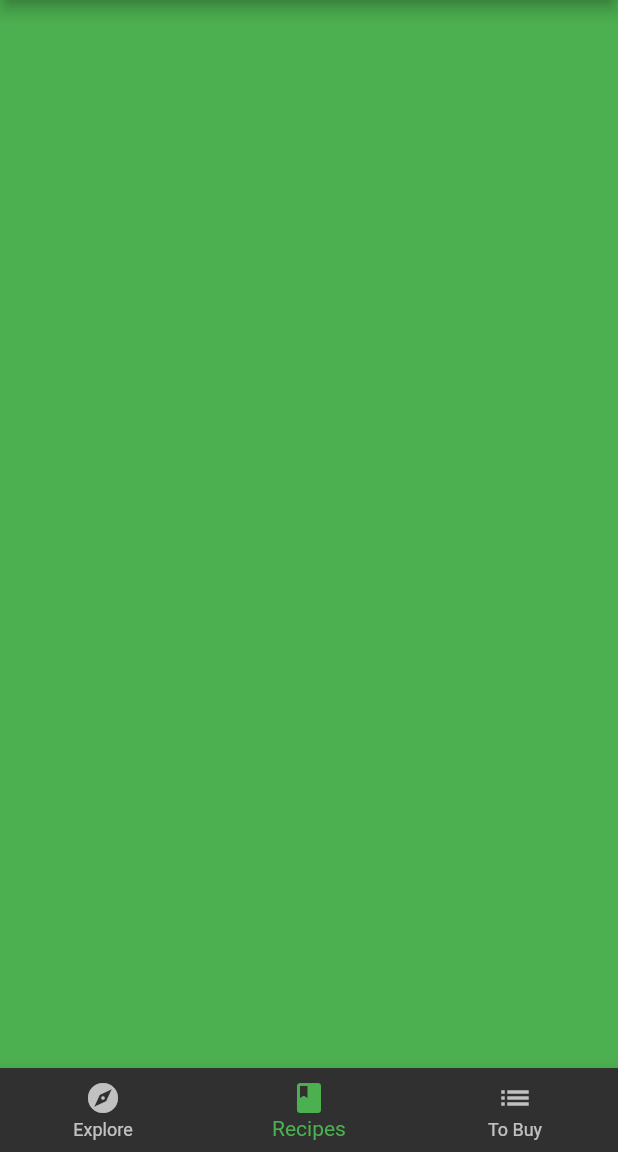
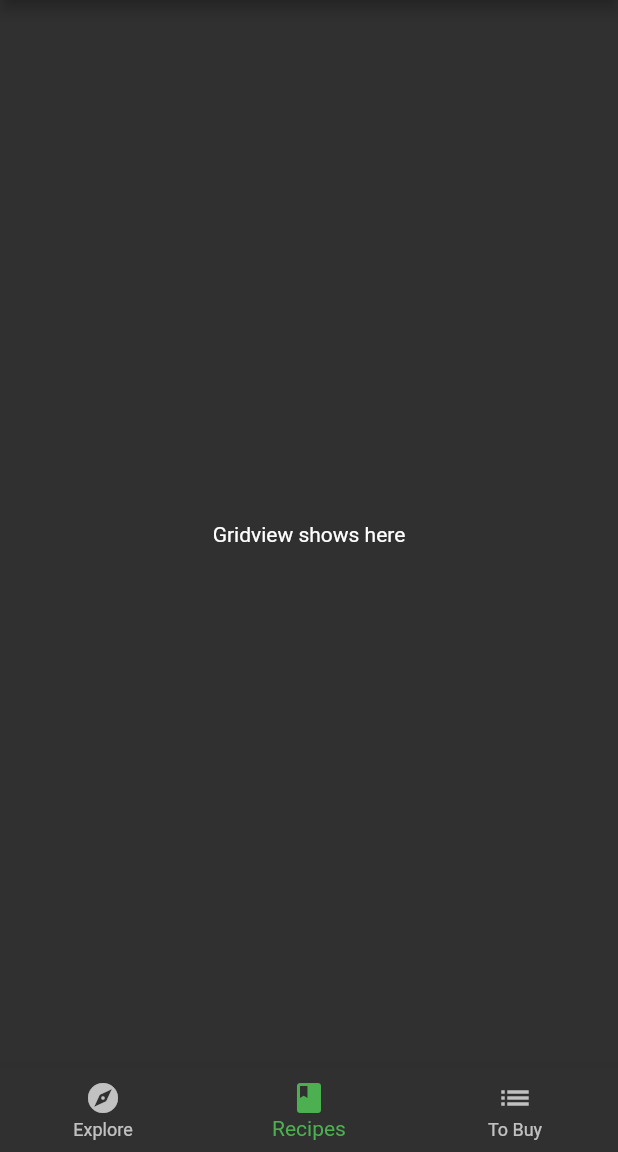
Before and after one commit to JerryAgbesi/Flutter_mini_projects, a Flutter app: the screen it shows after launch, item 2 of the bottom bar chosen, on a phone screen of 412 x 824 dp, the part 84-1236 px from its top. Run offline on Flutter 3.47's test engine with Material 2 defaults, Android fonts, the phone set to English and light mode, and no system bars; our stand-ins replace google_fonts; statements that could not run were skipped.

Commit message:
started working on screen

```diff
--- a/recipez/lib/home.dart
+++ b/recipez/lib/home.dart
@@ -1,5 +1,6 @@
 import 'package:flutter/material.dart';
 import 'package:recipez/screens/explore_screen.dart';
+import 'screens/recipe_screen.dart';
 
 class Home extends StatefulWidget {
   const Home({Key? key}) : super(key: key);
@@ -13,8 +14,7 @@ class _HomeState extends State<Home> {
 
   static List<Widget> pages = <Widget>[
     ExploreScreen(),
-    // TODO: Replace with RecipesScreen
-    Container(color: Colors.green),
+    RecipeScreen(),
     Container(color: Colors.blue),
   ];
 
--- /dev/null
+++ b/recipez/lib/screens/recipe_screen.dart
@@ -0,0 +1,29 @@
+
+import 'package:flutter/material.dart';
+import 'package:recipez/components/components.dart';
+import 'package:recipez/models/models.dart';
+import 'package:recipez/api/mock_fooderlich_service.dart';
+
+class RecipeScreen extends StatelessWidget {
+  RecipeScreen({Key? key}) : super(key: key);
+
+  final exploreService = MockFooderlichService();
+
+  @override
+  Widget build(BuildContext context) {
+    return FutureBuilder(
+      future: exploreService.getRecipes(),
+      builder: (context, AsyncSnapshot<List<SimpleRecipe>> snapshot) {
+        if (snapshot.connectionState == ConnectionState.done) {
+          return const Center(
+            child: Text('Gridview shows here'),
+          );
+        } else {
+          return const Center(
+            child: CircularProgressIndicator(),
+          );
+        }
+      },
+    );
+  }
+}
```
